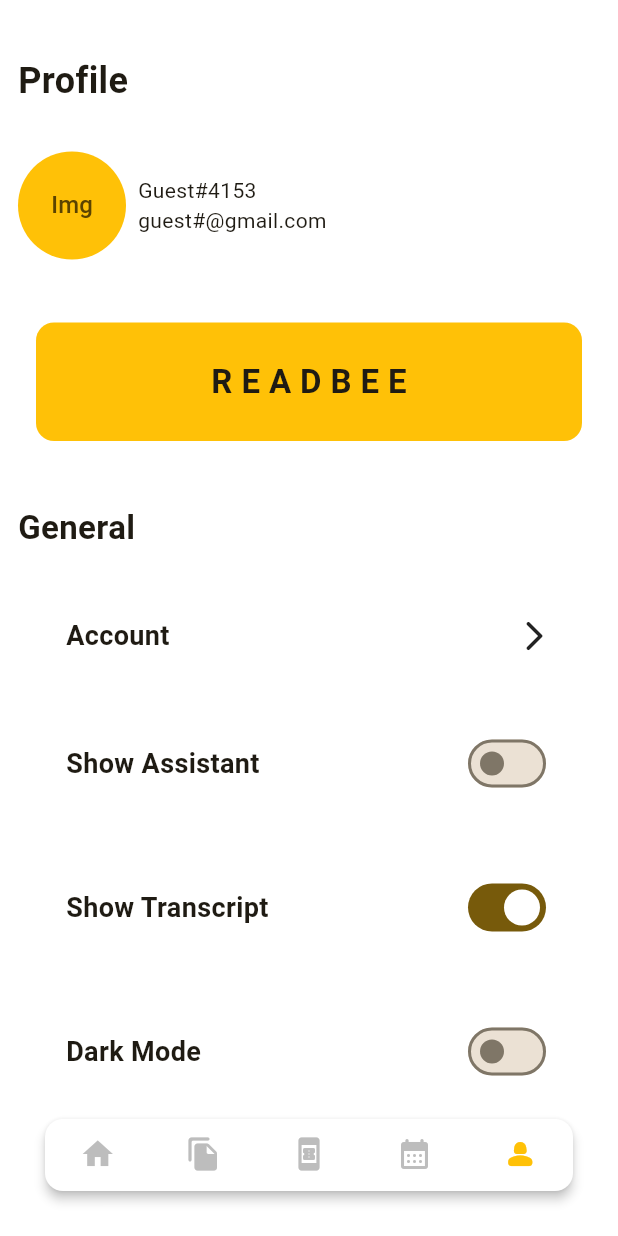
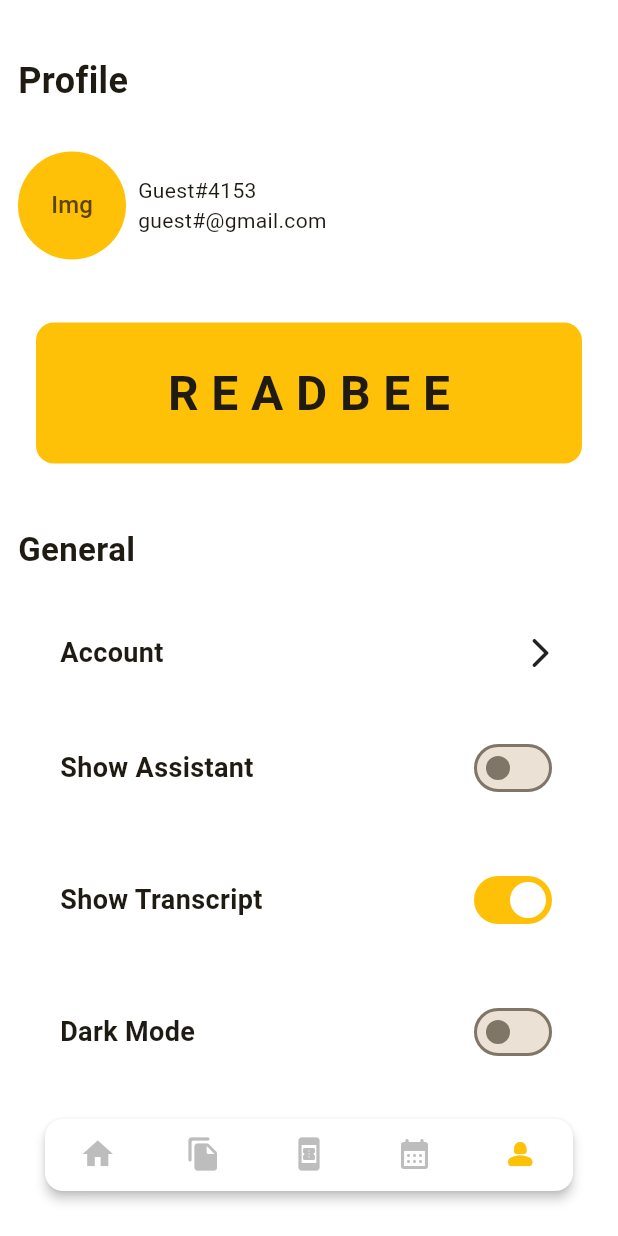
Before and after one commit to Justine-zip/readbee_lite, a Flutter app: the screen it shows after launch, item 5 of the bottom bar chosen, on a phone screen of 412 x 824 dp. Run offline on Flutter 3.47's test engine with Material 3 defaults, Android fonts, the phone set to English and light mode, and no system bars; our stand-ins replace device_preview, flutter_riverpod.

Commit message:
added some new color scheme in app theme

```diff
--- a/lib/components/profile_general_option.dart
+++ b/lib/components/profile_general_option.dart
@@ -16,7 +16,7 @@ class ProfileGeneralOption extends StatelessWidget {
   @override
   Widget build(BuildContext context) {
     return Padding(
-      padding: const EdgeInsets.all(12.0),
+      padding: const EdgeInsets.all(8.0),
       child: InkWell(
         onTap: onTap,
         child: Padding(
@@ -30,6 +30,7 @@ class ProfileGeneralOption extends StatelessWidget {
               ),
               isToggle
                   ? Switch(
+                    focusColor: Theme.of(context).colorScheme.primary,
                     value: value,
                     onChanged: (_) {
                       if (onTap != null) onTap!();
--- a/lib/pages/profile_page.dart
+++ b/lib/pages/profile_page.dart
@@ -48,7 +48,7 @@ class ProfilePage extends ConsumerWidget {
                   padding: const EdgeInsets.all(24.0),
                   child: Text(
                     'R E A D B E E',
-                    style: TextStyle(fontSize: 22, fontWeight: FontWeight.bold),
+                    style: TextStyle(fontSize: 32, fontWeight: FontWeight.bold),
                   ),
                 ),
               ),
--- a/lib/themes/app_theme.dart
+++ b/lib/themes/app_theme.dart
@@ -6,6 +6,8 @@ class AppTheme {
     colorScheme: ColorScheme.fromSeed(
       surface: Colors.white,
       surfaceContainer: Colors.white,
+      primary: Colors.amber,
+      tertiary: Colors.black,
       secondary: Colors.grey[400],
       seedColor: Colors.amber,
       brightness: Brightness.light,
@@ -17,6 +19,8 @@ class AppTheme {
     colorScheme: ColorScheme.fromSeed(
       surface: Colors.grey[900],
       surfaceContainer: Colors.grey[800],
+      primary: Colors.amber,
+      tertiary: Colors.white,
       secondary: Colors.white,
       seedColor: Colors.amber,
       brightness: Brightness.dark,
@@ -29,6 +33,6 @@ class AppTheme {
 // Icon Map
 // surface = background
 // surfaceContainer = simple containers
-// primary = text
-// seconday = icon
-//
+// primary = main
+// seconday = icons and such..
+// tertiary = text
```
